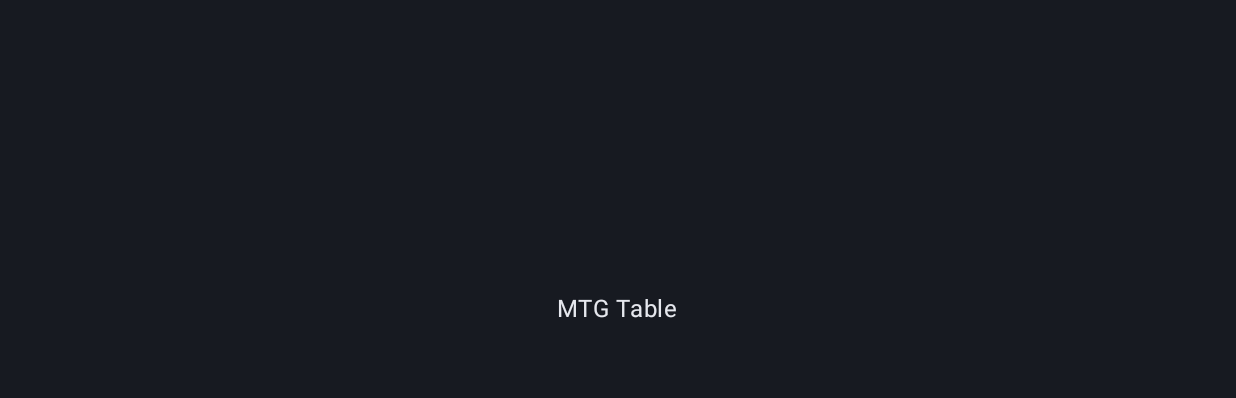
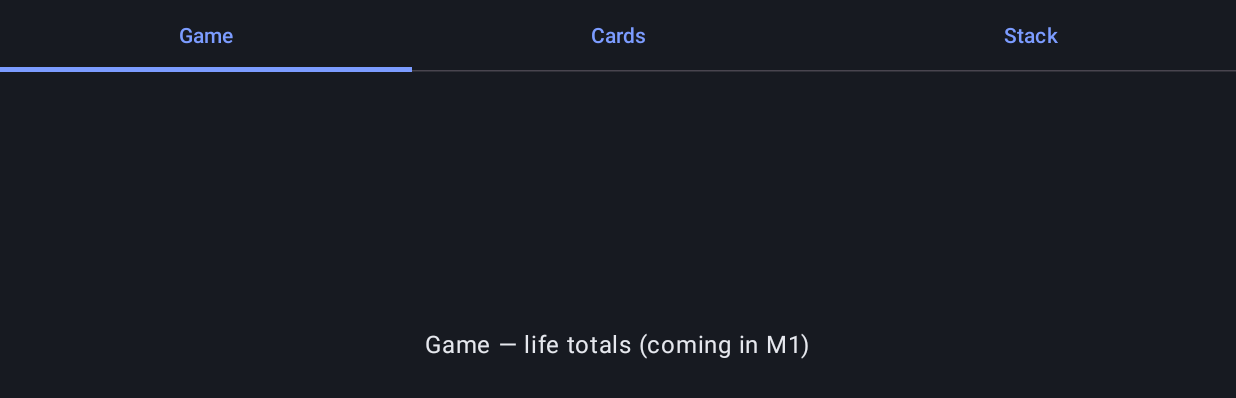
Before and after one commit to Kassicus/MagicTablet, an Android app built with Jetpack Compose: the screen it shows after launch (MainActivity), on a phone screen of 824 x 412 dp (held sideways). Before the commit the part shown is almost empty. Shown: the top 398 px of the screen. Run offline under Robolectric (Android 15) with nearby library versions, the light colour scheme and no system bars.

Commit message:
M0 Task 2: three-screen state-based navigation + Screen unit test

```diff
--- /dev/null
+++ b/app/src/main/java/com/magictablet/App.kt
@@ -0,0 +1,42 @@
+package com.magictablet
+
+import androidx.compose.foundation.layout.Column
+import androidx.compose.foundation.layout.fillMaxSize
+import androidx.compose.material3.Surface
+import androidx.compose.material3.Tab
+import androidx.compose.material3.TabRow
+import androidx.compose.material3.Text
+import androidx.compose.runtime.Composable
+import androidx.compose.runtime.getValue
+import androidx.compose.runtime.mutableStateOf
+import androidx.compose.runtime.remember
+import androidx.compose.runtime.setValue
+import androidx.compose.ui.Modifier
+import com.magictablet.screens.CardsScreen
+import com.magictablet.screens.GameScreen
+import com.magictablet.screens.StackScreen
+
+@Composable
+fun App() {
+    var screen by remember { mutableStateOf(Screen.Game) }
+    Surface(modifier = Modifier.fillMaxSize()) {
+        Column(modifier = Modifier.fillMaxSize()) {
+            TabRow(selectedTabIndex = screen.ordinal) {
+                Screen.entries.forEach { entry ->
+                    Tab(
+                        selected = entry == screen,
+                        onClick = { screen = entry },
+                        text = { Text(entry.label) },
+                    )
+                }
+            }
+            Column(modifier = Modifier.weight(1f).fillMaxSize()) {
+                when (screen) {
+                    Screen.Game -> GameScreen()
+                    Screen.Cards -> CardsScreen()
+                    Screen.Stack -> StackScreen()
+                }
+            }
+        }
+    }
+}
--- a/app/src/main/java/com/magictablet/MainActivity.kt
+++ b/app/src/main/java/com/magictablet/MainActivity.kt
@@ -3,13 +3,6 @@ package com.magictablet
 import android.os.Bundle
 import androidx.activity.ComponentActivity
 import androidx.activity.compose.setContent
-import androidx.compose.foundation.layout.Box
-import androidx.compose.foundation.layout.fillMaxSize
-import androidx.compose.material3.Surface
-import androidx.compose.material3.Text
-import androidx.compose.runtime.Composable
-import androidx.compose.ui.Alignment
-import androidx.compose.ui.Modifier
 import com.magictablet.ui.theme.MagicTabletTheme
 
 class MainActivity : ComponentActivity() {
@@ -17,11 +10,7 @@ class MainActivity : ComponentActivity() {
         super.onCreate(savedInstanceState)
         setContent {
             MagicTabletTheme {
-                Surface(modifier = Modifier.fillMaxSize()) {
-                    Box(modifier = Modifier.fillMaxSize(), contentAlignment = Alignment.Center) {
-                        Text("MTG Table")
-                    }
-                }
+                App()
             }
         }
     }
--- /dev/null
+++ b/app/src/main/java/com/magictablet/Screen.kt
@@ -0,0 +1,7 @@
+package com.magictablet
+
+enum class Screen(val label: String) {
+    Game("Game"),
+    Cards("Cards"),
+    Stack("Stack"),
+}
--- /dev/null
+++ b/app/src/main/java/com/magictablet/screens/GameScreen.kt
@@ -0,0 +1,15 @@
+package com.magictablet.screens
+
+import androidx.compose.foundation.layout.Box
+import androidx.compose.foundation.layout.fillMaxSize
+import androidx.compose.material3.Text
+import androidx.compose.runtime.Composable
+import androidx.compose.ui.Alignment
+import androidx.compose.ui.Modifier
+
+@Composable
+fun GameScreen() {
+    Box(modifier = Modifier.fillMaxSize(), contentAlignment = Alignment.Center) {
+        Text("Game — life totals (coming in M1)")
+    }
+}
```
Also changed, not shown: app/src/main/java/com/magictablet/screens/CardsScreen.kt (added, +15 -0 lines), app/src/main/java/com/magictablet/screens/StackScreen.kt (added, +15 -0 lines), 1 other file.
